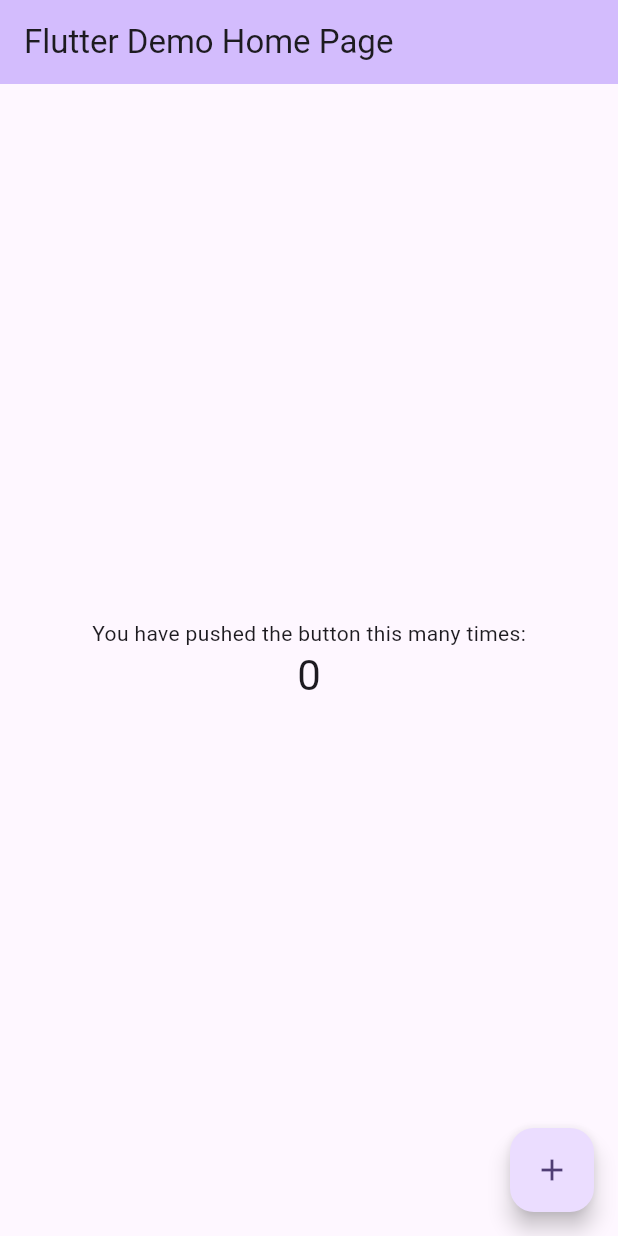
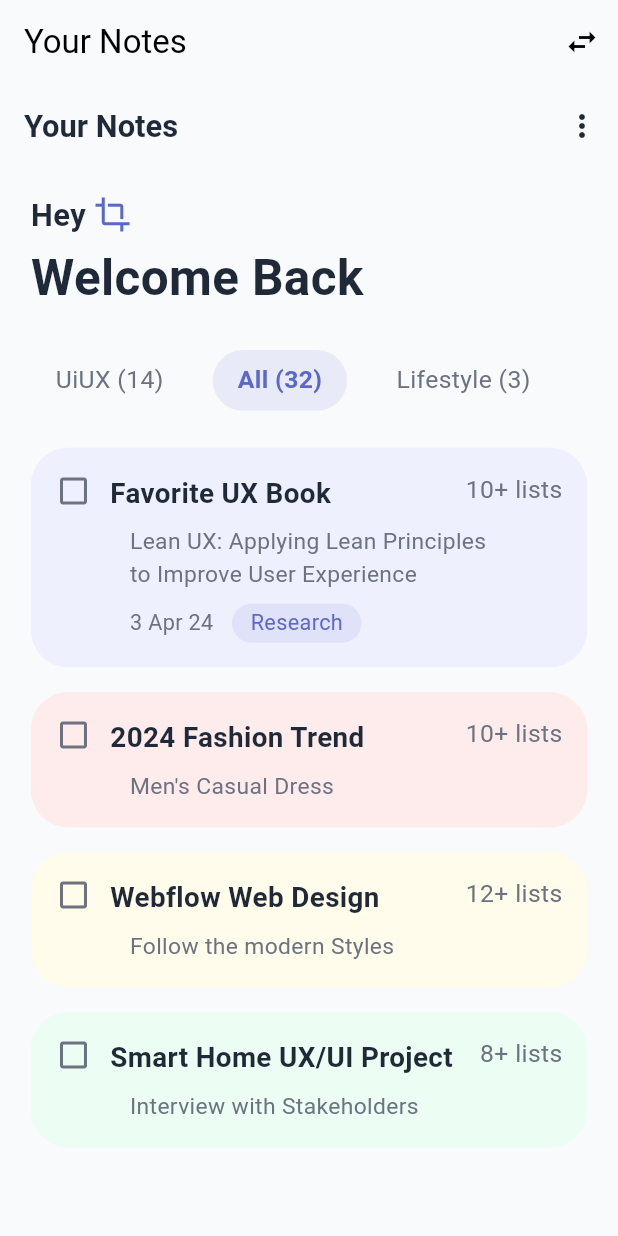
Before and after one commit to i-sifat/Luma, a Flutter app: the screen it shows after launch, on a phone screen of 412 x 824 dp. Run offline on Flutter 3.47's test engine with Material 3 defaults, Android fonts, the phone set to English and light mode, and no system bars.

```diff
--- /dev/null
+++ b/lib/core/themes/app_theme.dart
@@ -0,0 +1,121 @@
+import 'package:flutter/material.dart';
+
+@immutable
+class AppColorTheme extends ThemeExtension<AppColorTheme> {
+  final Color primary;
+  final Color success;
+  final Color error;
+  final Color warning;
+  final Color textPrimary;
+  final Color textSecondary;
+  final Color surface;
+  final Color surfaceVariant;
+  final Color divider;
+
+  const AppColorTheme({
+    required this.primary,
+    required this.success,
+    required this.error,
+    required this.warning,
+    required this.textPrimary,
+    required this.textSecondary,
+    required this.surface,
+    required this.surfaceVariant,
+    required this.divider,
+  });
+
+  @override
+  ThemeExtension<AppColorTheme> copyWith({
+    Color? primary,
+    Color? success,
+    Color? error,
+    Color? warning,
+    Color? textPrimary,
+    Color? textSecondary,
+    Color? surface,
+    Color? surfaceVariant,
+    Color? divider,
+  }) {
+    return AppColorTheme(
+      primary: primary ?? this.primary,
+      success: success ?? this.success,
+      error: error ?? this.error,
+      warning: warning ?? this.warning,
+      textPrimary: textPrimary ?? this.textPrimary,
+      textSecondary: textSecondary ?? this.textSecondary,
+      surface: surface ?? this.surface,
+      surfaceVariant: surfaceVariant ?? this.surfaceVariant,
+      divider: divider ?? this.divider,
+    );
+  }
+
+  @override
+  ThemeExtension<AppColorTheme> lerp(
+    ThemeExtension<AppColorTheme>? other,
+    double t,
+  ) {
+    if (other is! AppColorTheme) {
+      return this;
+    }
+
+    return AppColorTheme(
+      primary: Color.lerp(primary, other.primary, t)!,
+      success: Color.lerp(success, other.success, t)!,
+      error: Color.lerp(error, other.error, t)!,
+      warning: Color.lerp(warning, other.warning, t)!,
+      textPrimary: Color.lerp(textPrimary, other.textPrimary, t)!,
+      textSecondary: Color.lerp(textSecondary, other.textSecondary, t)!,
+      surface: Color.lerp(surface, other.surface, t)!,
+      surfaceVariant: Color.lerp(surfaceVariant, other.surfaceVariant, t)!,
+      divider: Color.lerp(divider, other.divider, t)!,
+    );
+  }
+
+  // Light Theme
+  static const light = AppColorTheme(
+    primary: Color(0xff5B67CA),
+    success: Color(0xff34D399),
+    error: Color(0xffEF4444),
+    warning: Color(0xffF59E0B),
+    textPrimary: Color(0xff1F2937),
+    textSecondary: Color(0xff6B7280),
+    surface: Color(0xffF8FAFC),
+    surfaceVariant: Color(0xffE5E7EB),
+    divider: Color(0xffD1D5DB),
+  );
+
+  // Dark Theme
+  static const dark = AppColorTheme(
+    primary: Color(0xff7D88E7),
+    success: Color(0xff81E89E),
+    error: Color(0xffE88B8C),
+    warning: Color(0xffFFD580),
+    textPrimary: Color(0xffF9FAFB),
+    textSecondary: Color(0xffD1D5DB),
+    surface: Color(0xff1A1A1A),
+    surfaceVariant: Color(0xff2D2D2D),
+    divider: Color(0xff404040),
+  );
+}
+
+class AppTheme {
+  static ThemeData get light => ThemeData.light().copyWith(
+        extensions: <ThemeExtension<dynamic>>[AppColorTheme.light],
+        colorScheme: const ColorScheme.light().copyWith(
+          primary: AppColorTheme.light.primary,
+          secondary: AppColorTheme.light.success,
+          error: AppColorTheme.light.error,
+          surface: AppColorTheme.light.surface,
+        ),
+      );
+
+  static ThemeData get dark => ThemeData.dark().copyWith(
+        extensions: <ThemeExtension<dynamic>>[AppColorTheme.dark],
+        colorScheme: const ColorScheme.dark().copyWith(
+          primary: AppColorTheme.dark.primary,
+          secondary: AppColorTheme.dark.success,
+          error: AppColorTheme.dark.error,
+          surface: AppColorTheme.dark.surface,
+        ),
+      );
+}
--- a/lib/main.dart
+++ b/lib/main.dart
@@ -1,125 +1,55 @@
+// main.dart
 import 'package:flutter/material.dart';
+import 'package:luma/core/themes/app_theme.dart';
+import 'package:luma/screens/grid_home.dart';
+import 'package:luma/screens/list_home.dart';
 
-void main() {
-  runApp(const MyApp());
-}
+void main() => runApp(const MyApp());
 
 class MyApp extends StatelessWidget {
   const MyApp({super.key});
 
-  // This widget is the root of your application.
   @override
   Widget build(BuildContext context) {
     return MaterialApp(
-      title: 'Flutter Demo',
-      theme: ThemeData(
-        // This is the theme of your application.
-        //
-        // TRY THIS: Try running your application with "flutter run". You'll see
-        // the application has a purple toolbar. Then, without quitting the app,
-        // try changing the seedColor in the colorScheme below to Colors.green
-        // and then invoke "hot reload" (save your changes or press the "hot
-        // reload" button in a Flutter-supported IDE, or press "r" if you used
-        // the command line to start the app).
-        //
-        // Notice that the counter didn't reset back to zero; the application
-        // state is not lost during the reload. To reset the state, use hot
-        // restart instead.
-        //
-        // This works for code too, not just values: Most code changes can be
-        // tested with just a hot reload.
-        colorScheme: ColorScheme.fromSeed(seedColor: Colors.deepPurple),
-        useMaterial3: true,
-      ),
-      home: const MyHomePage(title: 'Flutter Demo Home Page'),
+      title: 'Note App',
+      theme: AppTheme.light,
+      darkTheme: AppTheme.dark,
+      home: const HomeSwitcher(),
     );
   }
 }
 
-class MyHomePage extends StatefulWidget {
-  const MyHomePage({super.key, required this.title});
-
-  // This widget is the home page of your application. It is stateful, meaning
-  // that it has a State object (defined below) that contains fields that affect
-  // how it looks.
-
-  // This class is the configuration for the state. It holds the values (in this
-  // case the title) provided by the parent (in this case the App widget) and
-  // used by the build method of the State. Fields in a Widget subclass are
-  // always marked "final".
-
-  final String title;
+class HomeSwitcher extends StatefulWidget {
+  const HomeSwitcher({super.key});
 
   @override
-  State<MyHomePage> createState() => _MyHomePageState();
+  State<HomeSwitcher> createState() => _HomeSwitcherState();
 }
 
-class _MyHomePageState extends State<MyHomePage> {
-  int _counter = 0;
+class _HomeSwitcherState extends State<HomeSwitcher> {
+  bool showGridLayout = true;
 
-  void _incrementCounter() {
+  void _toggleLayout() {
     setState(() {
-      // This call to setState tells the Flutter framework that something has
-      // changed in this State, which causes it to rerun the build method below
-      // so that the display can reflect the updated values. If we changed
-      // _counter without calling setState(), then the build method would not be
-      // called again, and so nothing would appear to happen.
-      _counter++;
+      showGridLayout = !showGridLayout;
     });
   }
 
   @override
   Widget build(BuildContext context) {
-    // This method is rerun every time setState is called, for instance as done
-    // by the _incrementCounter method above.
-    //
-    // The Flutter framework has been optimized to make rerunning build methods
-    // fast, so that you can just rebuild anything that needs updating rather
-    // than having to individually change instances of widgets.
     return Scaffold(
       appBar: AppBar(
-        // TRY THIS: Try changing the color here to a specific color (to
-        // Colors.amber, perhaps?) and trigger a hot reload to see the AppBar
-        // change color while the other colors stay the same.
-        backgroundColor: Theme.of(context).colorScheme.inversePrimary,
-        // Here we take the value from the MyHomePage object that was created by
-        // the App.build method, and use it to set our appbar title.
-        title: Text(widget.title),
+        title: const Text('Your Notes'),
+        actions: [
+          IconButton(
+            icon: const Icon(Icons.swap_horiz),
+            onPressed: _toggleLayout,
+            tooltip: 'Organize',
+          ),
+        ],
       ),
-      body: Center(
-        // Center is a layout widget. It takes a single child and positions it
-        // in the middle of the parent.
-        child: Column(
-          // Column is also a layout widget. It takes a list of children and
-          // arranges them vertically. By default, it sizes itself to fit its
-          // children horizontally, and tries to be as tall as its parent.
-          //
-          // Column has various properties to control how it sizes itself and
-          // how it positions its children. Here we use mainAxisAlignment to
-          // center the children vertically; the main axis here is the vertical
-          // axis because Columns are vertical (the cross axis would be
-          // horizontal).
-          //
-          // TRY THIS: Invoke "debug painting" (choose the "Toggle Debug Paint"
-          // action in the IDE, or press "p" in the console), to see the
-          // wireframe for each widget.
-          mainAxisAlignment: MainAxisAlignment.center,
-          children: <Widget>[
-            const Text(
-              'You have pushed the button this many times:',
-            ),
-            Text(
-              '$_counter',
-              style: Theme.of(context).textTheme.headlineMedium,
-            ),
-          ],
-        ),
-      ),
-      floatingActionButton: FloatingActionButton(
-        onPressed: _incrementCounter,
-        tooltip: 'Increment',
-        child: const Icon(Icons.add),
-      ), // This trailing comma makes auto-formatting nicer for build methods.
+      body: showGridLayout ? const GridHomeScreen() : const ListHome(),
     );
   }
 }
--- /dev/null
+++ b/lib/screens/grid_home.dart
@@ -0,0 +1,270 @@
+import 'package:flutter/material.dart';
+import 'package:luma/core/themes/app_theme.dart';
+// ^ Adjust the import to match your actual path for AppColorTheme.
+
+class GridHomeScreen extends StatefulWidget {
+  const GridHomeScreen({Key? key}) : super(key: key);
+
+  @override
+  State<GridHomeScreen> createState() => _GridHomeScreenState();
+}
+
+class _GridHomeScreenState extends State<GridHomeScreen> {
+  // Simulating tab selection. Index 1 => "All (32)" is selected by default.
+  int _selectedTabIndex = 1;
+
+  final List<String> _tabs = ['UiUX (14)', 'All (32)', 'Lifestyle (3)'];
+
+  @override
+  Widget build(BuildContext context) {
+    final colorTheme = Theme.of(context).extension<AppColorTheme>()!;
+    final size = MediaQuery.of(context).size;
+
+    return Scaffold(
+      backgroundColor: colorTheme.surface,
+      appBar: AppBar(
+        backgroundColor: colorTheme.surface,
+        elevation: 0,
+        centerTitle: false,
+        title: Text(
+          'Your Notes',
+          style: TextStyle(
+            color: colorTheme.textPrimary,
+            fontWeight: FontWeight.bold,
+            fontSize: size.width * 0.05,
+          ),
+        ),
+        actions: [
+          IconButton(
+            icon: Icon(
+              Icons.more_vert, // Or any icon you prefer
+              color: colorTheme.textPrimary,
+            ),
+            onPressed: () {},
+          ),
+        ],
+      ),
+      body: SingleChildScrollView(
+        padding: EdgeInsets.symmetric(
+          horizontal: size.width * 0.05,
+          vertical: size.height * 0.02,
+        ),
+        child: Column(
+          crossAxisAlignment: CrossAxisAlignment.start,
+          children: [
+            // "Hey" + Crown Icon
+            Row(
+              children: [
+                Text(
+                  'Hey ',
+                  style: TextStyle(
+                    color: colorTheme.textPrimary,
+                    fontSize: size.width * 0.05,
+                    fontWeight: FontWeight.w600,
+                  ),
+                ),
+                Icon(
+                  Icons.crop, // You may use a custom crown icon if desired
+                  color: colorTheme.primary,
+                  size: size.width * 0.06,
+                ),
+              ],
+            ),
+            SizedBox(height: size.height * 0.005),
+            Text(
+              'Welcome Back',
+              style: TextStyle(
+                color: colorTheme.textPrimary,
+                fontSize: size.width * 0.08,
+                fontWeight: FontWeight.bold,
+              ),
+            ),
+            SizedBox(height: size.height * 0.03),
+
+            // Horizontal Tabs
+            SingleChildScrollView(
+              scrollDirection: Axis.horizontal,
+              child: Row(
+                children: List.generate(_tabs.length, (index) {
+                  final isSelected = index == _selectedTabIndex;
+                  return GestureDetector(
+                    onTap: () {
+                      setState(() {
+                        _selectedTabIndex = index;
+                      });
+                    },
+                    child: Container(
+                      margin: EdgeInsets.only(right: size.width * 0.04),
+                      padding: EdgeInsets.symmetric(
+                        horizontal: size.width * 0.04,
+                        vertical: size.height * 0.01,
+                      ),
+                      decoration: BoxDecoration(
+                        color: isSelected
+                            ? colorTheme.primary.withOpacity(0.1)
+                            : Colors.transparent,
+                        borderRadius: BorderRadius.circular(20),
+                      ),
+                      child: Text(
+                        _tabs[index],
+                        style: TextStyle(
+                          color: isSelected
+                              ? colorTheme.primary
+                              : colorTheme.textSecondary,
+                          fontWeight:
+                              isSelected ? FontWeight.w600 : FontWeight.normal,
+                          fontSize: size.width * 0.04,
+                        ),
+                      ),
+                    ),
+                  );
+                }),
+              ),
+            ),
+            SizedBox(height: size.height * 0.03),
+
+            // Pastel Cards
+            _buildTaskCard(
+              context,
+              backgroundColor: const Color(0xffEEF0FE),
+              title: 'Favorite UX Book',
+              subtitle:
+                  'Lean UX: Applying Lean Principles\nto Improve User Experience',
+              listsText: '10+ lists',
+              date: '3 Apr 24',
+              tag: 'Research',
+            ),
+            _buildTaskCard(
+              context,
+              backgroundColor: const Color(0xffFEECEC),
+              title: '2024 Fashion Trend',
+              subtitle: 'Men\'s Casual Dress',
+              listsText: '10+ lists',
+            ),
+            _buildTaskCard(
+              context,
+              backgroundColor: const Color(0xffFFFCEB),
+              title: 'Webflow Web Design',
+              subtitle: 'Follow the modern Styles',
+              listsText: '12+ lists',
+            ),
+            _buildTaskCard(
+              context,
+              backgroundColor: const Color(0xffECFDF3),
+              title: 'Smart Home UX/UI Project',
+              subtitle: 'Interview with Stakeholders',
+              listsText: '8+ lists',
+            ),
+          ],
+        ),
+      ),
+    );
+  }
+
+  /// Builds a single task card with the pastel background, checkbox, title, etc.
+  Widget _buildTaskCard(
+    BuildContext context, {
+    required Color backgroundColor,
+    required String title,
+    required String subtitle,
+    required String listsText,
+    String? date,
+    String? tag,
+  }) {
+    final colorTheme = Theme.of(context).extension<AppColorTheme>()!;
+    final size = MediaQuery.of(context).size;
+
+    return Container(
+      width: double.infinity,
+      margin: EdgeInsets.only(bottom: size.height * 0.02),
+      padding: EdgeInsets.all(size.width * 0.04),
+      decoration: BoxDecoration(
+        color: backgroundColor,
+        borderRadius: BorderRadius.circular(size.width * 0.06),
+      ),
+      child: Column(
+        crossAxisAlignment: CrossAxisAlignment.start,
+        children: [
+          // Top Row: Checkbox icon, Title, and "lists" on the right
+          Row(
+            crossAxisAlignment: CrossAxisAlignment.start,
+            children: [
+              Icon(
+                Icons.check_box_outline_blank,
+                color: colorTheme.textSecondary,
+              ),
+              SizedBox(width: size.width * 0.03),
+              Expanded(
+                child: Text(
+                  title,
+                  style: TextStyle(
+                    color: colorTheme.textPrimary,
+                    fontSize: size.width * 0.045,
+                    fontWeight: FontWeight.w600,
+                  ),
+                ),
+              ),
+              Text(
+                listsText,
+                style: TextStyle(
+                  color: colorTheme.textSecondary,
+                  fontSize: size.width * 0.04,
+                ),
+              ),
+            ],
+          ),
+          SizedBox(height: size.height * 0.01),
+
+          // Subtitle
+          Padding(
+            padding: EdgeInsets.only(left: size.width * 0.12),
+            child: Text(
+              subtitle,
+              style: TextStyle(
+                color: colorTheme.textSecondary,
+                fontSize: size.width * 0.037,
+              ),
+            ),
+          ),
+
+          // Optional date + tag row
+          if (date != null && tag != null) ...[
+            SizedBox(height: size.height * 0.01),
+            Padding(
+              padding: EdgeInsets.only(left: size.width * 0.12),
+              child: Row(
+                children: [
+                  Text(
+                    date,
+                    style: TextStyle(
+                      color: colorTheme.textSecondary,
+                      fontSize: size.width * 0.035,
+                    ),
+                  ),
+                  SizedBox(width: size.width * 0.03),
+                  Container(
+                    padding: EdgeInsets.symmetric(
+                      horizontal: size.width * 0.03,
+                      vertical: size.height * 0.003,
+                    ),
+                    decoration: BoxDecoration(
+                      color: colorTheme.primary.withOpacity(0.1),
+                      borderRadius: BorderRadius.circular(20),
+                    ),
+                    child: Text(
+                      tag,
+                      style: TextStyle(
+                        color: colorTheme.primary,
+                        fontSize: size.width * 0.035,
+                      ),
+                    ),
+                  ),
+                ],
+              ),
+            ),
+          ],
+        ],
+      ),
+    );
+  }
+}
--- /dev/null
+++ b/lib/screens/list_home.dart
@@ -0,0 +1,55 @@
+// list_home.dart
+import 'package:flutter/material.dart';
+import 'package:luma/core/themes/app_theme.dart';
+
+class ListHome extends StatelessWidget {
+  const ListHome({super.key});
+
+  @override
+  Widget build(BuildContext context) {
+    final colors = Theme.of(context).extension<AppColorTheme>()!;
+
+    return Row(
+      children: [
+        NavigationRail(
+          selectedIndex: 0,
+          backgroundColor: colors.surfaceVariant,
+          destinations: const [
+            NavigationRailDestination(
+              icon: Icon(Icons.all_inclusive),
+              label: Text('All'),
+            ),
+            NavigationRailDestination(
+              icon: Icon(Icons.work),
+              label: Text('Work'),
+            ),
+            // Add other destinations
+          ],
+        ),
+        Expanded(
+          child: ListView.builder(
+            padding: const EdgeInsets.all(16),
+            itemCount: 10,
+            itemBuilder: (context, index) => Card(
+              color: colors.surface,
+              child: ListTile(
+                title: Text(
+                  'Note ${index + 1}',
+                  style: TextStyle(color: colors.textPrimary),
+                ),
+                subtitle: Text(
+                  'Content description...',
+                  style: TextStyle(color: colors.textSecondary),
+                ),
+                trailing: Chip(
+                  label: const Text('#Personal'),
+                  backgroundColor: colors.surfaceVariant,
+                ),
+              ),
+            ),
+          ),
+        ),
+      ],
+    );
+  }
+}
```
